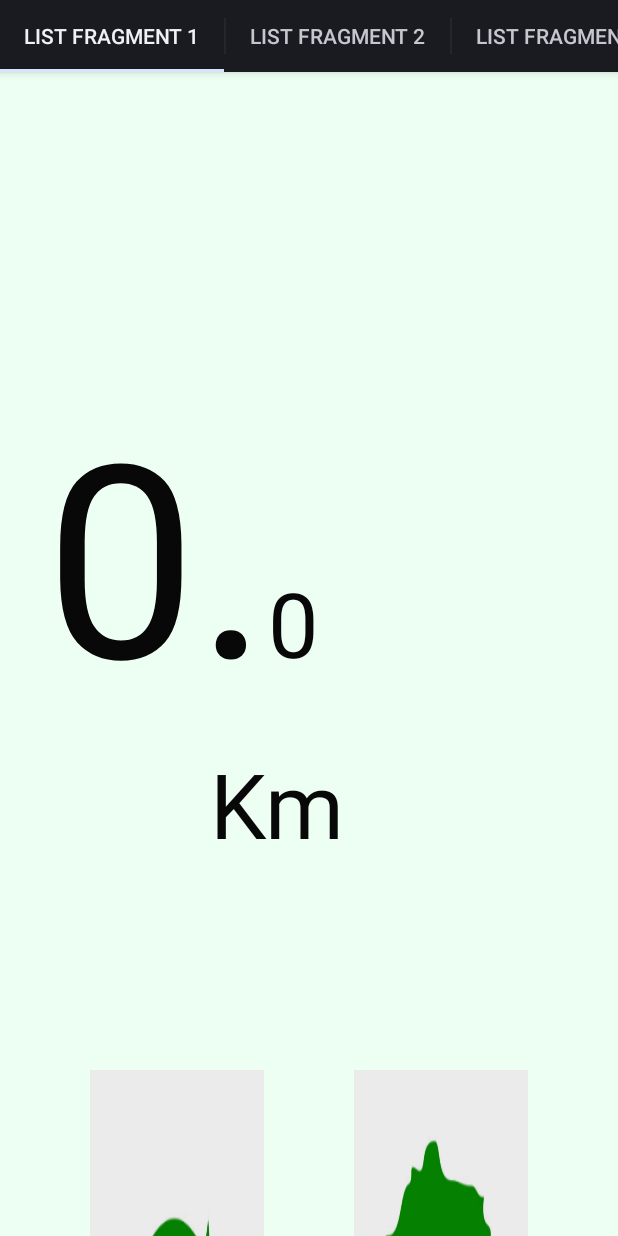
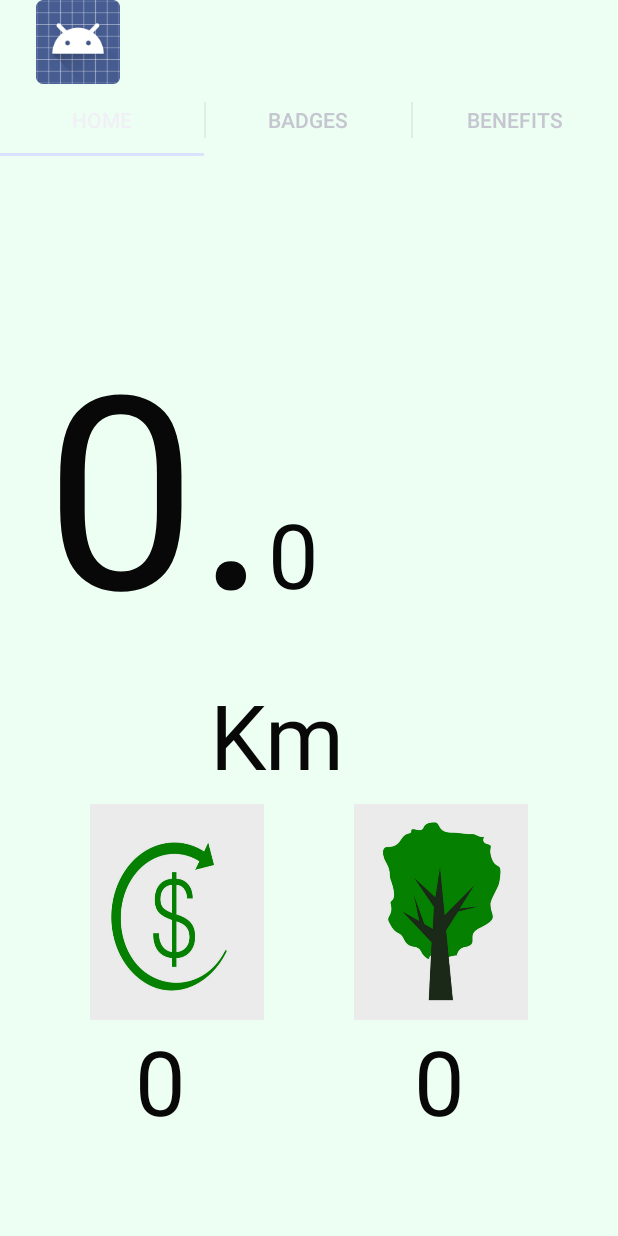
Before and after one commit to josemg08/Wimo, an Android app: the home screen opened directly, with no data from a screen before it, on a phone screen of 412 x 824 dp. Run offline under Robolectric (Android 15) with nearby library versions, the phone set to English and light mode, and no system bars.

Commit message:
Changes on home layout fragment and add global background color.

```diff
--- a/app/src/main/java/com/wheelsinmotion/jose/wimo/activity/ActivitySplash.java
+++ b/app/src/main/java/com/wheelsinmotion/jose/wimo/activity/ActivitySplash.java
@@ -24,11 +24,11 @@ public class ActivitySplash extends Activity {
     public void onCreate(Bundle savedInstanceState) {
         super.onCreate(savedInstanceState);
         setContentView(R.layout.activity_splash);
-        DBHelper db = new DBHelper(this);
+        DBHelper db = DBHelper.getHelper(this);
         SharedPreferences instances = getSharedPreferences(INSTANCES, MODE_WORLD_WRITEABLE);
 
         //this is to initialize instances in the data base for the first time
-        if(instances.getBoolean("badges_initialized", false)){
+        if(!instances.getBoolean("badges_initialized", false)){
             initBadges(db, instances);
         }
         db.closeDB();
--- a/app/src/main/java/com/wheelsinmotion/jose/wimo/activity/FragmentBadges.java
+++ b/app/src/main/java/com/wheelsinmotion/jose/wimo/activity/FragmentBadges.java
@@ -24,8 +24,9 @@ public class FragmentBadges extends ListFragment {
     public View onCreateView(LayoutInflater inflater, ViewGroup container, Bundle savedInstanceState){
         View rootView = inflater.inflate(R.layout.fragment_badges_list, container, false);
         //list_items = getResources().getStringArray(R.array.list);
+        getCurrentBadges();
         String[] list_items = getResources().getStringArray(R.array.list);
-        setListAdapter(new ArrayAdapter<String>(getActivity(), android.R.layout.simple_list_item_1, list_items));
+        setListAdapter(new BadgesListAdapter(getActivity(), pepe, getCurrentBadges()));
 
         return rootView;
     }
@@ -55,8 +56,9 @@ public class FragmentBadges extends ListFragment {
     }*/
 
     private Badge[] getCurrentBadges(){
-        DBHelper dbHelper = new DBHelper(getActivity());
-        Object[] aux =dbHelper.getBadges(11).toArray();
+        DBHelper dbHelper = DBHelper.getHelper(getActivity());
+        //.getReadableDatabase();
+        Object[] aux =dbHelper.getBadges(1111).toArray();
         Badge[] badges = new Badge[aux.length];
         pepe = new String[aux.length];
         int counter = 0;
--- a/app/src/main/java/com/wheelsinmotion/jose/wimo/activity/home.java
+++ b/app/src/main/java/com/wheelsinmotion/jose/wimo/activity/home.java
@@ -6,6 +6,7 @@ import android.app.FragmentTransaction;
 import android.os.Bundle;
 import android.support.v4.app.FragmentActivity;
 import android.support.v4.view.ViewPager;
+import android.widget.RelativeLayout;
 
 import com.wheelsinmotion.jose.wimo.R;
 import com.wheelsinmotion.jose.wimo.util.TabPagerAdapter;
@@ -25,17 +26,22 @@ public class home extends FragmentActivity implements
     @Override
     protected void onCreate(Bundle savedInstanceState) {
         super.onCreate(savedInstanceState);
-        setContentView(R.layout.home);
+        setContentView(R.layout.viewpager_home);
 
         // Initilization
         viewPager = (ViewPager) findViewById(R.id.pager);
         actionBar = getActionBar();
         //mAdapter = new TabPagerAdapter(getSupportFragmentManager());
 
+        //Tab tab = actionBar.newTab();
+        //RelativeLayout tabLayout = (RelativeLayout) tab.getCustomView();
+        //tabLayout.setBackgroundResource(R.drawable.tab_indicator);
+
         mAdapter = new TabPagerAdapter(this, viewPager);
-        mAdapter.addTab(actionBar.newTab().setText("List Fragment 1"), FragmentHome.class, null);
-        mAdapter.addTab(actionBar.newTab().setText("List Fragment 2"), FragmentBadges.class, null);
-        mAdapter.addTab(actionBar.newTab().setText("List Fragment 3"), FragmentBeneficts.class, null);
+        //mAdapter.addTab(tab.setText("Home"), FragmentHome.class, null);
+        mAdapter.addTab(actionBar.newTab().setText("Home"), FragmentHome.class, null);
+        mAdapter.addTab(actionBar.newTab().setText("Badges"), FragmentBadges.class, null);
+        mAdapter.addTab(actionBar.newTab().setText("benefits"), FragmentBeneficts.class, null);
 
         viewPager.setAdapter(mAdapter);
         actionBar.setNavigationMode(ActionBar.NAVIGATION_MODE_TABS);
--- a/app/src/main/java/com/wheelsinmotion/jose/wimo/util/DBHelper.java
+++ b/app/src/main/java/com/wheelsinmotion/jose/wimo/util/DBHelper.java
@@ -16,6 +16,16 @@ import java.util.List;
  * Created by jose on 12/3/14.
  */
 public class DBHelper extends SQLiteOpenHelper {
+
+    private static DBHelper instance;
+
+    public static synchronized DBHelper getHelper(Context context)
+    {
+        if (instance == null)
+            instance = new DBHelper(context);
+
+        return instance;
+    }
 
     // Logcat tag
     private static final String LOG = "DatabaseHelper";
--- /dev/null
+++ b/app/src/main/res/drawable/tab_indicator.xml
@@ -0,0 +1,38 @@
+<?xml version="1.0" encoding="utf-8"?>
+<selector xmlns:android="http://schemas.android.com/apk/res/android">
+
+    <!-- STATES WHEN BUTTON IS NOT PRESSED -->
+
+    <!-- Non focused states -->
+    <item android:state_focused="false" android:state_selected="false"
+        android:state_pressed="false"
+        android:background="#ff00ff" />
+    <item android:state_focused="false" android:state_selected="true"
+        android:state_pressed="false"
+        android:background="#ffff00" />
+
+    <!-- Focused states (such as when focused with a d-pad or mouse hover) -->
+    <item android:state_focused="true" android:state_selected="false"
+        android:state_pressed="false"
+        android:background="#0000ff" />
+    <item android:state_focused="true" android:state_selected="true"
+        android:state_pressed="false"
+        android:background="#ff0000" />
+
+    <!-- STATES WHEN BUTTON IS PRESSED -->
+
+    <!-- Non focused states -->
+    <item android:state_focused="false" android:state_selected="false"
+        android:state_pressed="true"
+        android:background="#ffffff" />
+    <item android:state_focused="false" android:state_selected="true"
+        android:state_pressed="true"
+        android:background="#00ff00" />
+    <!-- Focused states (such as when focused with a d-pad or mouse hover) -->
+    <item android:state_focused="true" android:state_selected="false"
+        android:state_pressed="true"
+        android:background="#aaaa" />
+    <item android:state_focused="true" android:state_selected="true"
+        android:state_pressed="true"
+        android:background="#330333" />
+</selector>
--- a/app/src/main/res/layout/fragment_badges_list.xml
+++ b/app/src/main/res/layout/fragment_badges_list.xml
@@ -1,8 +1,7 @@
 <?xml version="1.0" encoding="utf-8"?>
 <LinearLayout xmlns:android="http://schemas.android.com/apk/res/android"
     android:orientation="vertical" android:layout_width="match_parent"
-    android:layout_height="match_parent"
-    android:background="#ff8400" >
+    android:layout_height="match_parent" >
 
     <ListView
         android:id="@android:id/list"
--- a/app/src/main/res/layout/fragment_badges_listrow.xml
+++ b/app/src/main/res/layout/fragment_badges_listrow.xml
@@ -1,19 +1,47 @@
 <?xml version="1.0" encoding="utf-8"?>
+<!--
 <TableLayout xmlns:android="http://schemas.android.com/apk/res/android"
     android:layout_width="match_parent"
     android:layout_height="match_parent" >
 
     <TableRow
         android:id="@+id/list_row"
-        android:layout_height="40dp">
+        android:layout_height="40dp"
+        android:weightSum="3">
         <ImageView
             android:id="@+id/img"
-            android:layout_width="300dp"
-            android:layout_height="300dp"/>
+            android:layout_width="fill_parent"
+            android:layout_height="fill_parent"
+            android:layout_weight="1"/>
+        <Space
+            android:layout_width="fill_parent"
+            android:layout_height="fill_parent"
+            android:layout_column="2"
+            android:layout_weight="1"/>
         <TextView
             android:id="@+id/text"
             android:layout_width="wrap_content"
-            android:layout_height="wrap_content" />
+            android:layout_height="wrap_content"
+            android:layout_column="3"
+            android:layout_weight="1"/>
     </TableRow>
 
-</TableLayout>
+</TableLayout>-->
+
+    <LinearLayout
+    xmlns:android="http://schemas.android.com/apk/res/android"
+    android:orientation="horizontal"
+    android:layout_width="fill_parent"
+    android:layout_height="100dp"
+    android:weightSum="2">
+    <ImageView
+        android:id="@+id/img"
+        android:layout_width="fill_parent"
+        android:layout_height="100dp"
+        android:layout_weight="1"/>
+    <TextView
+        android:id="@+id/text"
+        android:layout_width="fill_parent"
+        android:layout_height="fill_parent"
+        android:layout_weight="1"/>
+    </LinearLayout>
--- a/app/src/main/res/layout/fragment_beneficts.xml
+++ b/app/src/main/res/layout/fragment_beneficts.xml
@@ -2,8 +2,7 @@
 <RelativeLayout xmlns:android="http://schemas.android.com/apk/res/android"
     android:layout_width="match_parent"
     android:layout_height="match_parent"
-    android:orientation="vertical"
-    android:background="#17df0d">
+    android:orientation="vertical">
 
     <TextView android:layout_width="fill_parent"
         android:layout_height="wrap_content"
--- a/app/src/main/res/layout/fragment_home.xml
+++ b/app/src/main/res/layout/fragment_home.xml
@@ -2,21 +2,24 @@
 <LinearLayout xmlns:android="http://schemas.android.com/apk/res/android"
     android:orientation="vertical"
     android:layout_width="fill_parent"
-    android:layout_height="fill_parent" android:background="#ecfff2"
-    android:weightSum="7">
+    android:layout_height="fill_parent"
+    android:weightSum="100">
+
+    <!--  ________________ Metrics  ________________ -->
 
     <LinearLayout
         android:orientation="vertical"
         android:layout_width="fill_parent"
-        android:layout_height="fill_parent"
-        android:layout_marginTop="10dp"
-        android:layout_weight="1"
-        android:weightSum="3">
+        android:layout_height="0dp"
+        android:layout_weight="60"
+        android:weightSum="100">
+
+        <!--  ________________ Kilo and meters  ________________ -->
         <LinearLayout
             android:orientation="horizontal"
             android:layout_width="fill_parent"
-            android:layout_height="fill_parent"
-            android:layout_weight="1">
+            android:layout_height="0dp"
+            android:layout_weight="80">
             <TextView
                 android:layout_width="wrap_content"
                 android:layout_height="wrap_content"
@@ -30,11 +33,13 @@
                 android:id="@+id/meters" android:layout_gravity="bottom" android:textSize="60dp"
                 android:textColor="#080808" android:layout_marginTop="40dp"/>
         </LinearLayout>
+
+        <!--  ________________ Kilometers label ________________ -->
         <LinearLayout
             android:orientation="horizontal"
             android:layout_width="fill_parent"
-            android:layout_height="fill_parent"
-            android:layout_weight="2">
+            android:layout_height="0dp"
+            android:layout_weight="20">
             <TextView
                 android:layout_width="wrap_content"
                 android:layout_height="wrap_content"
@@ -44,40 +49,66 @@
                 android:layout_marginLeft="140dp"
                 android:textColor="#080808"/>
         </LinearLayout>
+
     </LinearLayout>
 
-    <!--End of big number-->
+    <!--  ________________ Winnings  ________________ -->
 
     <LinearLayout
         android:orientation="horizontal"
         android:layout_width="fill_parent"
-        android:layout_height="fill_parent"
-        android:layout_weight="2"
-        android:weightSum="2">
+        android:layout_height="0dp"
+        android:layout_weight="40"
+        android:weightSum="100">
+
+        <!--  ________________ Wimo cash  ________________ -->
         <LinearLayout
-            android:orientation="horizontal"
-            android:layout_width="fill_parent"
+            android:orientation="vertical"
+            android:layout_width="0dp"
             android:layout_height="fill_parent"
-            android:layout_weight="1">
+            android:layout_weight="50"
+            android:weightSum="100">
             <Button
                 android:layout_width="fill_parent"
-                android:layout_height="fill_parent"
+                android:layout_height="0dp"
                 android:id="@+id/beneficts"
-                android:layout_weight="1" android:background="@drawable/beneficts"
+                android:layout_weight="50" android:background="@drawable/beneficts"
                 android:layout_marginLeft="60dp" android:layout_marginRight="30dp"/>
+            <TextView
+                android:layout_width="fill_parent"
+                android:layout_height="0dp"
+                android:text="0"
+                android:id="@+id/wimo_cash_label"
+                android:textSize="60dp"
+                android:layout_marginLeft="90dp"
+                android:textColor="#080808"
+                android:layout_weight="50"/>
         </LinearLayout>
+
+        <!-- ________________ Tree's __________________ -->
         <LinearLayout
-            android:orientation="horizontal"
-            android:layout_width="fill_parent"
+            android:orientation="vertical"
+            android:layout_width="0dp"
             android:layout_height="fill_parent"
-            android:layout_weight="1">
+            android:layout_weight="50"
+            android:weightSum="100">
             <Button
                 android:layout_width="fill_parent"
-                android:layout_height="fill_parent"
+                android:layout_height="0dp"
                 android:id="@+id/trees"
-                android:layout_weight="1" android:background="@drawable/tree" android:layout_marginLeft="30dp"
+                android:layout_weight="50" android:background="@drawable/tree" android:layout_marginLeft="30dp"
                 android:layout_marginRight="60dp"/>
+            <TextView
+                android:layout_width="fill_parent"
+                android:layout_height="0dp"
+                android:text="0"
+                android:id="@+id/trees_label"
+                android:textSize="60dp"
+                android:layout_marginLeft="70dp"
+                android:textColor="#080808"
+                android:layout_weight="50"/>
         </LinearLayout>
+
     </LinearLayout>
 
 </LinearLayout>
--- /dev/null
+++ b/app/src/main/res/layout/tab_indicator.xml
@@ -0,0 +1,6 @@
+<?xml version="1.0" encoding="utf-8"?>
+<RelativeLayout xmlns:android="http://schemas.android.com/apk/res/android"
+    android:layout_width="match_parent" android:layout_height="match_parent"
+    android:background="@drawable/tab_indicator">
+
+</RelativeLayout>
--- /dev/null
+++ b/app/src/main/res/layout/viewpager_home.xml
@@ -0,0 +1,8 @@
+<?xml version="1.0" encoding="utf-8"?>
+
+<android.support.v4.view.ViewPager xmlns:android="http://schemas.android.com/apk/res/android"
+    android:id="@+id/pager"
+    android:layout_width="match_parent"
+    android:layout_height="match_parent">
+
+</android.support.v4.view.ViewPager>
--- a/app/src/main/res/values-v21/styles.xml
+++ b/app/src/main/res/values-v21/styles.xml
@@ -1,5 +1,14 @@
 <?xml version="1.0" encoding="utf-8"?>
 <resources>
-    <style name="AppTheme" parent="android:Theme.Material.Light">
+    <!--<style name="AppTheme" parent="android:Theme.Material.Light">
+    </style>-->
+    <style name="Tab" parent="@android:style/Widget.Holo.Light.ActionBar">
+        <item name="android:background">#ffffff</item>
+        <item name="android:textColor">#ff74ff4b</item>
+        <item name="android:backgroundStacked">#ffffff</item>
+        <item name="android:backgroundSplit">#ffffff</item>
+        <item name="android:actionBarTabTextStyle">@style/BarText</item>
+        <item name="android:navigationBarColor">#ff74ff4b</item>
+        <item name="android:statusBarColor">#ff74ff4b</item>
     </style>
 </resources>
--- a/app/src/main/res/values/styles.xml
+++ b/app/src/main/res/values/styles.xml
@@ -1,8 +1,23 @@
 <resources>
 
     <!-- Base application theme. -->
-    <style name="AppTheme" parent="android:Theme.Holo.Light.DarkActionBar">
-        <!-- Customize your theme here. -->
+    <style name="AppTheme">
+        <item name="android:actionBarStyle">@style/Tab</item>
+        <item name="android:background">#ecfff2</item>
     </style>
 
+    <style name="Tab" parent="@android:style/Widget.Holo.Light.ActionBar">
+        <item name="android:background">#ffffff</item>
+        <item name="android:textColor">#ff74ff4b</item>
+        <item name="android:backgroundStacked">#ffffff</item>
+        <item name="android:backgroundSplit">#ffffff</item>
+        <item name="android:actionBarTabTextStyle">@style/BarText</item>
+       <!-- <item name="tab">#ff74ff4b</item>-->
+    </style>
+
+    <style name="BarText">
+        <item name="android:textColor">#ff74ff4b</item>
+    </style>
+
+
 </resources>
```
Also changed, not shown: app/src/main/AndroidManifest.xml (+5 -2 lines), 1 other file.
